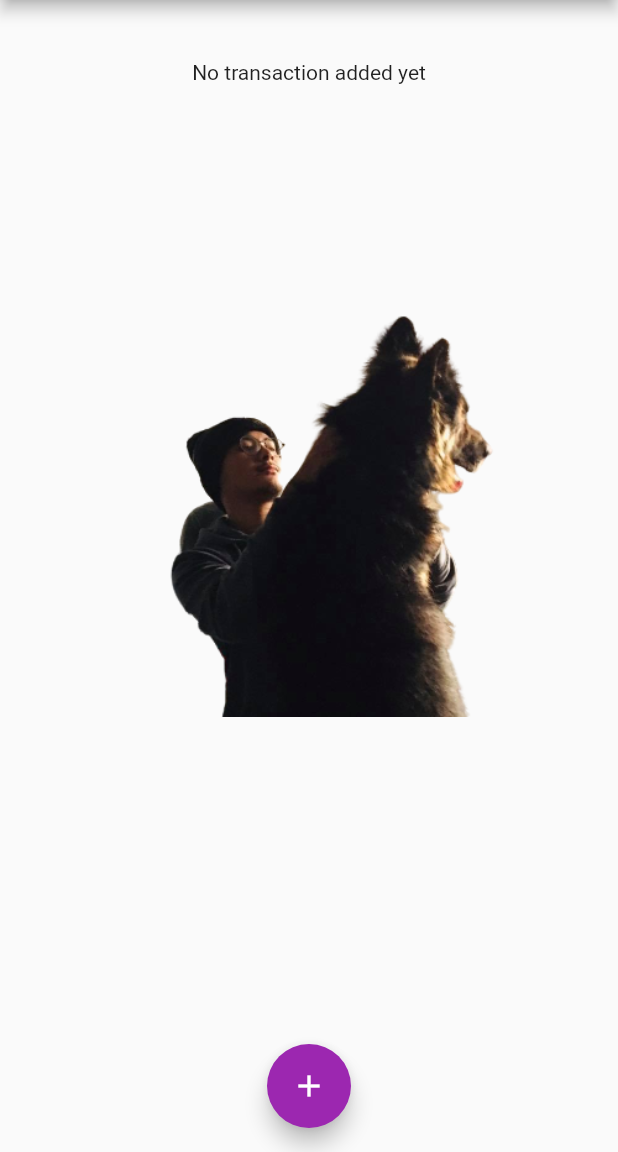
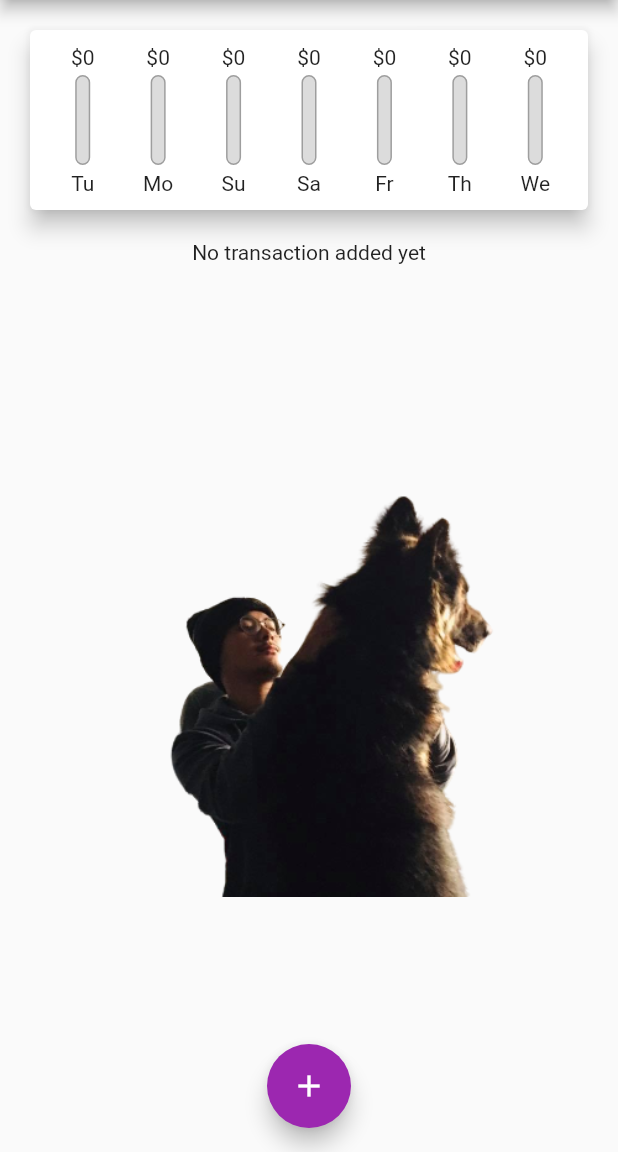
Before and after one commit to gyalche/flutter_expense_planner, a Flutter app: the screen it shows after launch, on a phone screen of 412 x 824 dp, the part 84-1236 px from its top. Run offline on Flutter 3.47's test engine with Material 2 defaults, Android fonts, the phone set to English and light mode, and no system bars.

Commit message:
worked on char animation and listview builder which return ListTile

```diff
--- a/lib/widgets/chart.dart
+++ b/lib/widgets/chart.dart
@@ -1,4 +1,5 @@
 import 'package:expense_track/models/transaction.dart';
+import 'package:expense_track/widgets/chart_bar.dart';
 import 'package:flutter/src/foundation/key.dart';
 import 'package:flutter/src/widgets/framework.dart';
 import 'package:intl/intl.dart';
@@ -18,7 +19,13 @@ class Chart extends StatelessWidget {
               totalSum +=recentTransactions[i].amount;
           }
         };
-        return {'day':DateFormat.E().format(weekDay), 'amount':totalSum};
+        return {'day':DateFormat.E().format(weekDay).substring(0, 2), 'amount':totalSum};
+    });
+  }
+
+  double get maxSpending{
+    return groupedTransactionValues.fold(0.0, (sum, item){
+      return sum + (item['amount'] as double);
     });
   }
 
@@ -27,10 +34,19 @@ class Chart extends StatelessWidget {
     return Card(
         elevation:6,
         margin:EdgeInsets.all(20),
-        child:Row(
-          children: [
-
-          ],
+        child:Container(
+          padding:EdgeInsets.all(10),
+          child: Row(
+            mainAxisAlignment:MainAxisAlignment.spaceAround,
+            children: groupedTransactionValues.map((data){
+              return Flexible(
+                fit:FlexFit.tight,
+                child: ChartBar(
+                  (data['day'] as String), (data['amount'] as double), maxSpending==0.0? 0.0:(data['amount'] as double)/maxSpending,
+                ),
+              );
+            }).toList()
+          ),
         )
     );
   }
--- /dev/null
+++ b/lib/widgets/chart_bar.dart
@@ -0,0 +1,44 @@
+import 'package:flutter/src/foundation/key.dart';
+import 'package:flutter/src/widgets/framework.dart';
+
+import 'package:flutter/material.dart';
+class ChartBar extends StatelessWidget {
+  final String label;
+  final double spendingAmount;
+  final double spendingPctOfTotal;
+
+  ChartBar(this.label, this.spendingAmount, this.spendingPctOfTotal);
+
+  @override
+  Widget build(BuildContext context) {
+    return Column(
+        children: [
+          FittedBox(child: Text('\$${spendingAmount.toStringAsFixed(0)}')),
+          SizedBox(height: 4),
+          Container(
+            height:60,
+            width:10,
+            child: Stack(
+              children: [
+                Container(
+                  decoration:BoxDecoration(
+                    border:Border.all(color: Colors.grey, width:1.0),
+                    color:Color.fromRGBO(220, 220, 220, 1),
+                    borderRadius:BorderRadius.circular(20)
+                    )),
+
+                  FractionallySizedBox(heightFactor: spendingPctOfTotal, child:Container(
+                    decoration:BoxDecoration(
+                      color:Colors.purple, borderRadius:BorderRadius.circular(10),
+                    )
+                  ))
+
+              ],
+            ),
+          ),
+          SizedBox(height: 4),
+          Text(label)
+        ],
+    );
+  }
+}
```
Also changed, not shown: lib/widgets/transactionList.dart (+17 -37 lines).
